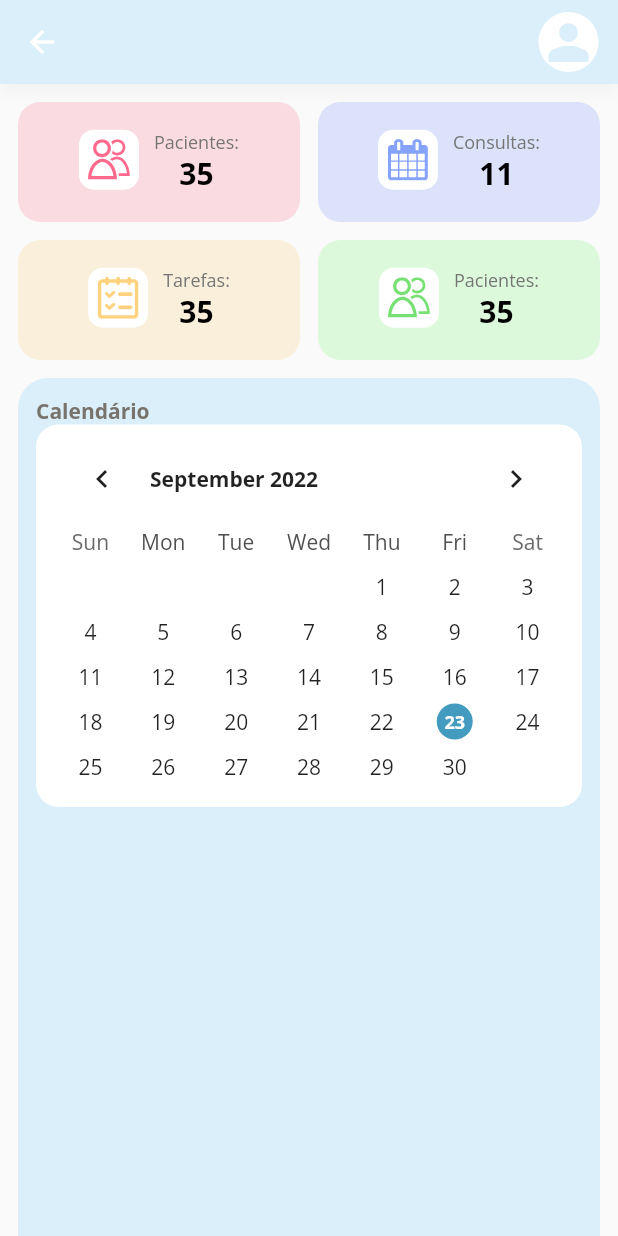
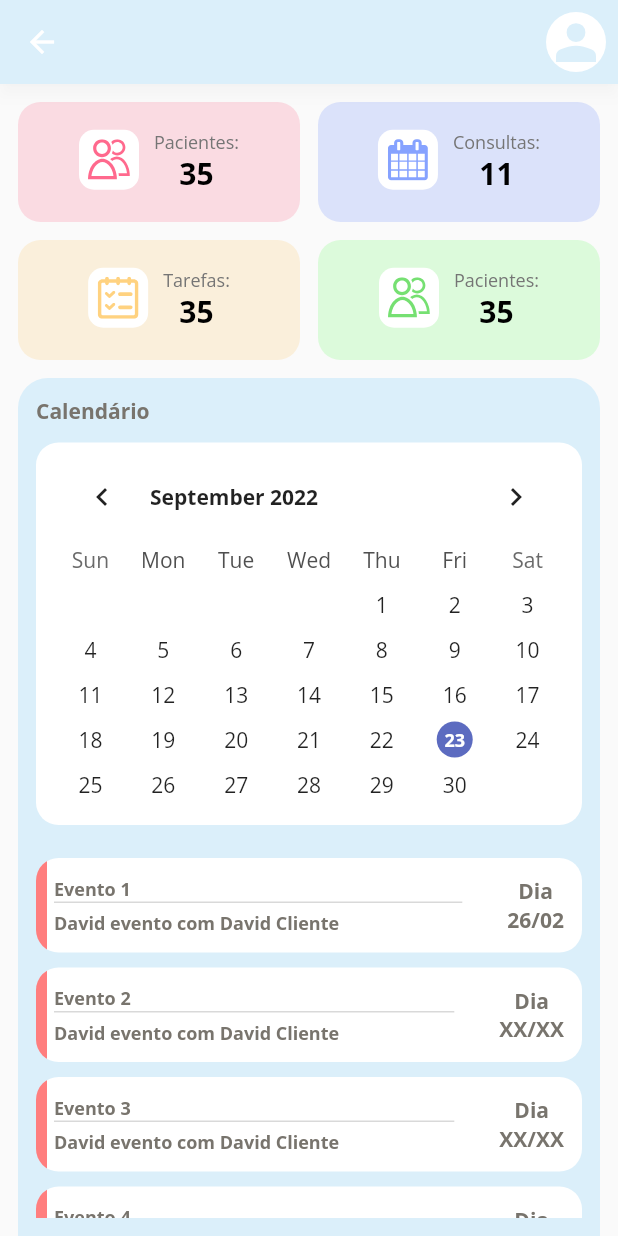
Before and after one commit to JOHN-RlCHARD/phonos-flutter, a Flutter app: the FonoMainPage screen opened directly, on a phone screen of 412 x 824 dp. Run offline on Flutter 3.47's test engine with Material 2 defaults, Android fonts, the phone set to English and light mode, and no system bars; drawn by our look-alikes of table_calendar; our stand-ins replace email_validator, flutter_svg, google_fonts.

Commit message:
Calendar changes

```diff
--- a/lib/screens/fono_dashboard/fono_main.dart
+++ b/lib/screens/fono_dashboard/fono_main.dart
@@ -58,8 +58,9 @@ class CustomAppBar extends StatelessWidget {
           Padding(
             padding: const EdgeInsets.all(8.0),
             child: Container(
+              alignment: Alignment.bottomLeft,
               child: CircleAvatar(
-                radius: 25,
+                radius: 20,
                 backgroundColor: Colors.white,
                 child: SvgPicture.asset(
                   'assets/person_icon.svg',
--- a/lib/screens/fono_dashboard/mobile_layout.dart
+++ b/lib/screens/fono_dashboard/mobile_layout.dart
@@ -36,10 +36,16 @@ class MobileDashboard extends StatelessWidget {
                       fontWeight: FontWeight.bold,
                     ),
                   ),
+                  SizedBox(
+                    height: 12,
+                  ),
                   Calendar(),
-                  Container(
-                    height: 300,
-                    width: double.infinity,
+                  // Container(
+                  //   height: 300,
+                  //   width: double.infinity,
+                  // ),
+                  SizedBox(
+                    height: 12,
                   ),
                 ],
               ),
--- a/lib/widgets/calendar.dart
+++ b/lib/widgets/calendar.dart
@@ -1,3 +1,4 @@
+import 'package:app_fono/widgets/custom_button.dart';
 import 'package:flutter/material.dart';
 import 'package:table_calendar/table_calendar.dart';
 
@@ -9,29 +10,40 @@ class Calendar extends StatefulWidget {
 }
 
 class _CalendarState extends State<Calendar> {
-  CalendarFormat format = CalendarFormat.month;
+  DateTime selectedDay = DateTime.now();
+  DateTime focusedDay = DateTime.now();
 
   @override
   Widget build(BuildContext context) {
-    return Container(
+    return Column(
+      children: [
+        Container(
           padding: EdgeInsets.all(12),
           decoration: BoxDecoration(
             borderRadius: BorderRadius.circular(15),
             color: Colors.white,
           ),
-      child: TableCalendar(
+          child: Column(
+            children: [
+              TableCalendar(
                 firstDay: DateTime.utc(2010, 10, 16),
                 lastDay: DateTime.utc(2030, 3, 14),
-        focusedDay: DateTime.now(),
-        calendarFormat: format,
-        onFormatChanged: (CalendarFormat _format) {
+                focusedDay: selectedDay,
+                calendarFormat: CalendarFormat.month,
+                onDaySelected: (DateTime selectDay, DateTime focusDay) {
                   setState(() {
-            format = _format;
+                    selectedDay = selectDay;
+                    focusedDay = focusDay;
                   });
                 },
+                selectedDayPredicate: (DateTime date) {
+                  return isSameDay(selectedDay, date);
+                },
+                availableGestures: AvailableGestures.horizontalSwipe,
                 rowHeight: 30,
                 daysOfWeekHeight: 30,
                 calendarStyle: CalendarStyle(
+                  isTodayHighlighted: true,
                   outsideDaysVisible: false,
                   cellMargin: EdgeInsets.all(3),
                   todayDecoration: BoxDecoration(
@@ -40,6 +52,11 @@ class _CalendarState extends State<Calendar> {
                   ),
                   weekendTextStyle: TextStyle(
                     fontSize: 14,
+                  ),
+                  selectedTextStyle: TextStyle(
+                    fontSize: 12,
+                    fontWeight: FontWeight.w600,
+                    color: Colors.white,
                   ),
                   todayTextStyle: TextStyle(
                     fontSize: 12,
@@ -56,6 +73,156 @@ class _CalendarState extends State<Calendar> {
                   formatButtonVisible: false,
                 ),
               ),
+            ],
+          ),
+        ),
+        SizedBox(
+          height: 12,
+        ),
+        Container(
+          height: 250,
+          child: SingleChildScrollView(
+            child: Column(
+              children: [
+                EventCard(
+                  eventoNum: 1,
+                  eventoDesc: 'David evento com David Cliente',
+                  eventoDate: '26/02',
+                ),
+                EventCard(
+                  eventoNum: 2,
+                  eventoDesc: 'David evento com David Cliente',
+                  eventoDate: 'XX/XX',
+                ),
+                EventCard(
+                  eventoNum: 3,
+                  eventoDesc: 'David evento com David Cliente',
+                  eventoDate: 'XX/XX',
+                ),
+                EventCard(
+                  eventoNum: 4,
+                  eventoDesc: 'David evento com David Cliente',
+                  eventoDate: 'XX/XX',
+                ),
+                EventCard(
+                  eventoNum: 5,
+                  eventoDesc: 'David evento com David Cliente',
+                  eventoDate: 'XX/XX',
+                ),
+              ],
+            ),
+          ),
+        ),
+        SizedBox(
+          height: 12,
+        ),
+        TextButton(
+          onPressed: () {},
+          child: Container(
+            padding: EdgeInsets.all(12),
+            decoration: BoxDecoration(
+              borderRadius: BorderRadius.circular(15),
+              color: Color(0xFF449BC0),
+            ),
+            child: Row(
+              children: [
+                Container(
+                  padding: EdgeInsets.all(6),
+                  decoration: BoxDecoration(
+                      shape: BoxShape.circle, color: Colors.white),
+                  child: Icon(
+                    Icons.calendar_month,
+                    color: Color(0xFF449BC0),
+                  ),
+                ),
+                SizedBox(
+                  width: 12,
+                ),
+                Expanded(
+                  child: Text(
+                    'Programar novo evento',
+                    textAlign: TextAlign.center,
+                    style: TextStyle(fontSize: 16, color: Colors.white),
+                  ),
+                ),
+              ],
+            ),
+          ),
+        )
+      ],
     );
   }
 }
+
+class EventCard extends StatelessWidget {
+  final int eventoNum;
+  final String eventoDesc;
+  final String eventoDate;
+
+  const EventCard(
+      {super.key,
+      required this.eventoNum,
+      required this.eventoDesc,
+      required this.eventoDate});
+
+  @override
+  Widget build(BuildContext context) {
+    return Padding(
+      padding: const EdgeInsets.only(top: 10),
+      child: Container(
+          padding: EdgeInsets.all(12),
+          decoration: BoxDecoration(
+            gradient: LinearGradient(
+                stops: [.1 / 5, .1 / 5],
+                begin: Alignment.centerLeft,
+                colors: [Color(0xFFFF7E7E), Colors.white]),
+            borderRadius: BorderRadius.circular(15),
+            color: Colors.white,
+          ),
+          child: Row(
+            children: [
+              Expanded(
+                child: Column(
+                  crossAxisAlignment: CrossAxisAlignment.start,
+                  children: [
+                    Text(
+                      'Evento ${eventoNum.toString()}',
+                      style: TextStyle(
+                        fontWeight: FontWeight.bold,
+                        color: Color(0xFF78746D),
+                        fontSize: 12,
+                      ),
+                    ),
+                    Padding(
+                      padding: const EdgeInsets.fromLTRB(0, 1, 30, 5),
+                      child: Container(
+                        height: 1,
+                        width: double.maxFinite,
+                        color: Color(0xFFD9D9D9),
+                      ),
+                    ),
+                    Text(
+                      eventoDesc,
+                      style: TextStyle(
+                        fontWeight: FontWeight.bold,
+                        color: Color(0xFF78746D),
+                        fontSize: 12,
+                      ),
+                    )
+                  ],
+                ),
+              ),
+              Text(
+                'Dia\n${eventoDate}',
+                textAlign: TextAlign.center,
+                style: TextStyle(
+                  fontWeight: FontWeight.bold,
+                  color: Color(0xFF78746D),
+                  fontSize: 14,
+                ),
+              ),
+            ],
+          )),
+    );
+  }
+}
--- a/pubspec.yaml
+++ b/pubspec.yaml
@@ -35,6 +35,7 @@ dependencies:
   email_validator: ^2.1.17
   flutter_svg: ^1.1.5
   table_calendar: ^3.0.7
+  app_event: ^1.0.0
 
 
   # The following adds the Cupertino Icons font to your application.
```
Also changed, not shown: pubspec.lock. Lines whose indentation alone changed are shown as unchanged.
